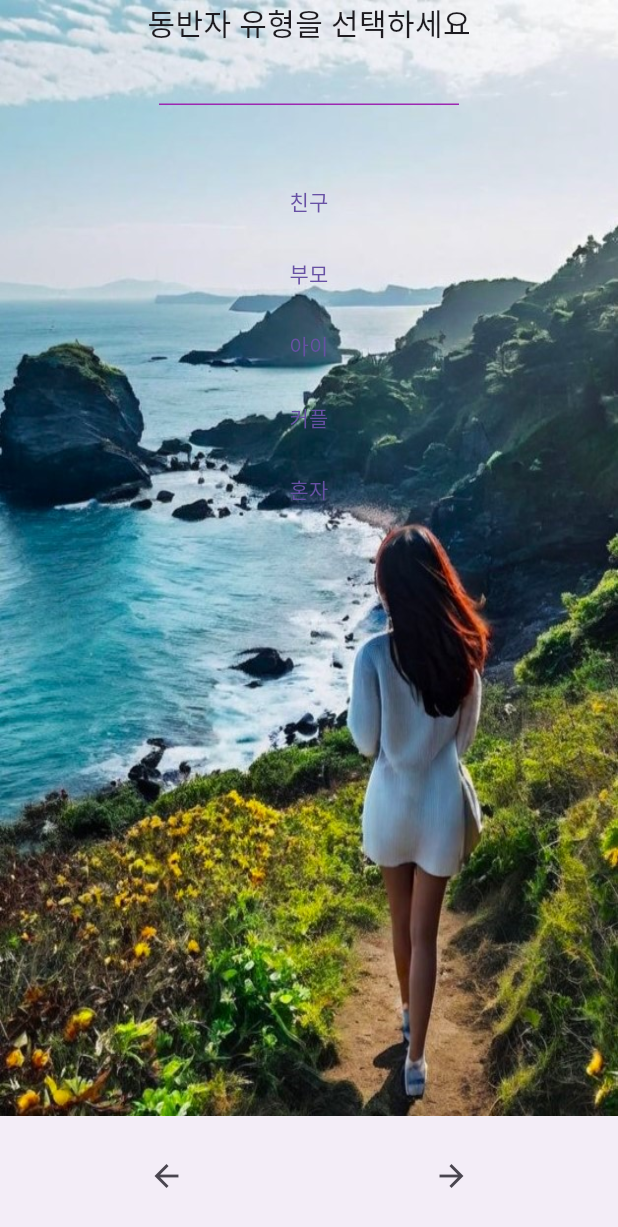
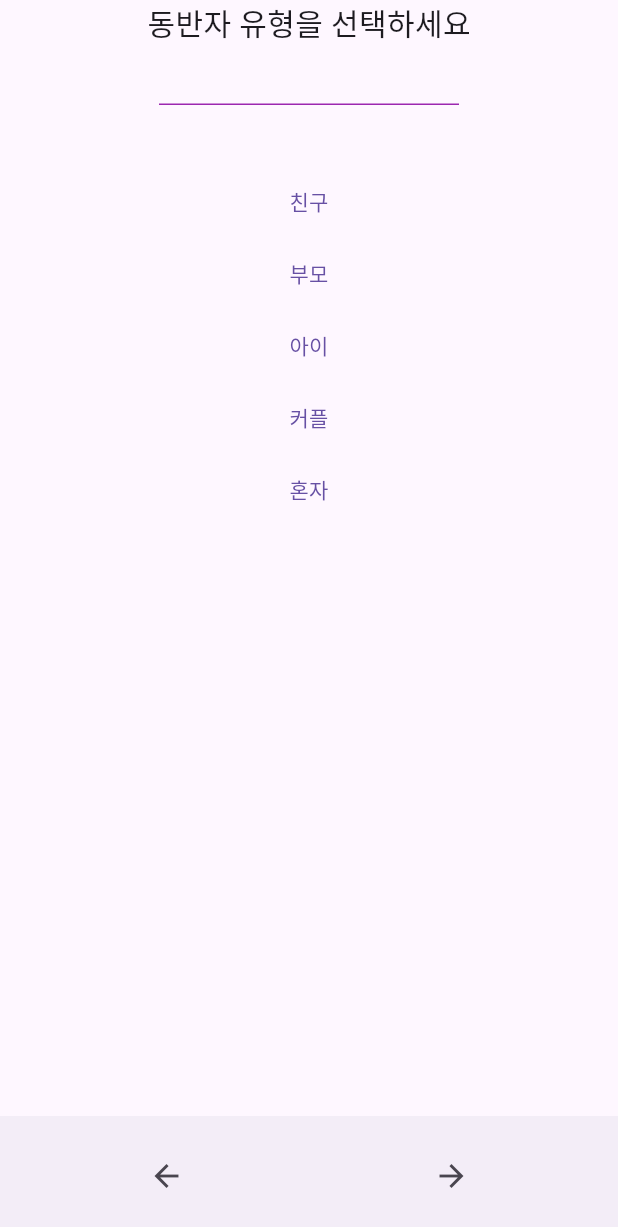
Before and after one commit to DuDungSil/travel2jeju, a Flutter app: the selectpage screen opened directly, on a phone screen of 412 x 824 dp. Shown: the top 1227 px of the screen. Run offline on Flutter 3.47's test engine with Material 3 defaults, Android fonts, the phone set to English and light mode, and no system bars; our stand-ins replace numberpicker, shared_preferences; accounts and stored records are empty; network calls fail.

Commit message:
Second commit Lminneck

```diff
--- a/lib/selectpage.dart
+++ b/lib/selectpage.dart
@@ -27,12 +27,6 @@ class _selectpageState extends State<selectpage> {
     return Scaffold(
 
       body: Container(
-        decoration: BoxDecoration(
-          image: DecorationImage(
-              image: AssetImage('assets/background.jpeg'),
-              fit: BoxFit.fill
-          ),
-        ),
         child: [typepage(),periodnumpage(),kewordpage()][index],
       ),
 
--- a/pubspec.yaml
+++ b/pubspec.yaml
@@ -79,7 +79,7 @@ flutter:
   fonts:
     - family: EF_jejudoldam
       fonts:
-        - asset: assets/fonts/EF_jejudoldam-light.ttf
+        - asset: assets/fonts/EF_jejudoldam.ttf
   #
   # For details regarding fonts from package dependencies,
   # see https://flutter.dev/custom-fonts/#from-packages
```
